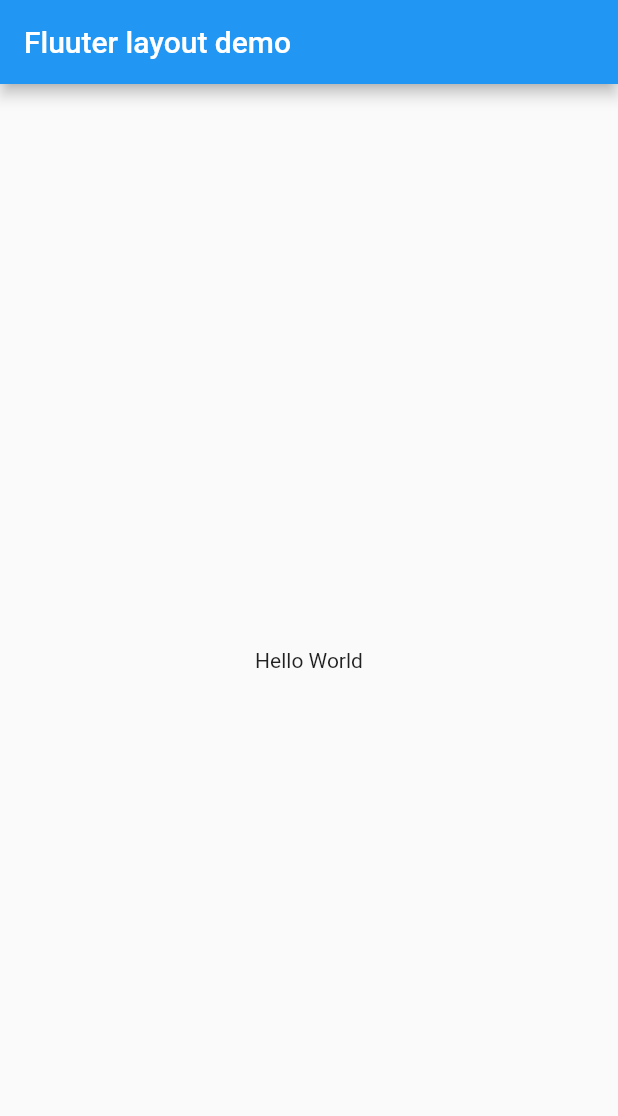
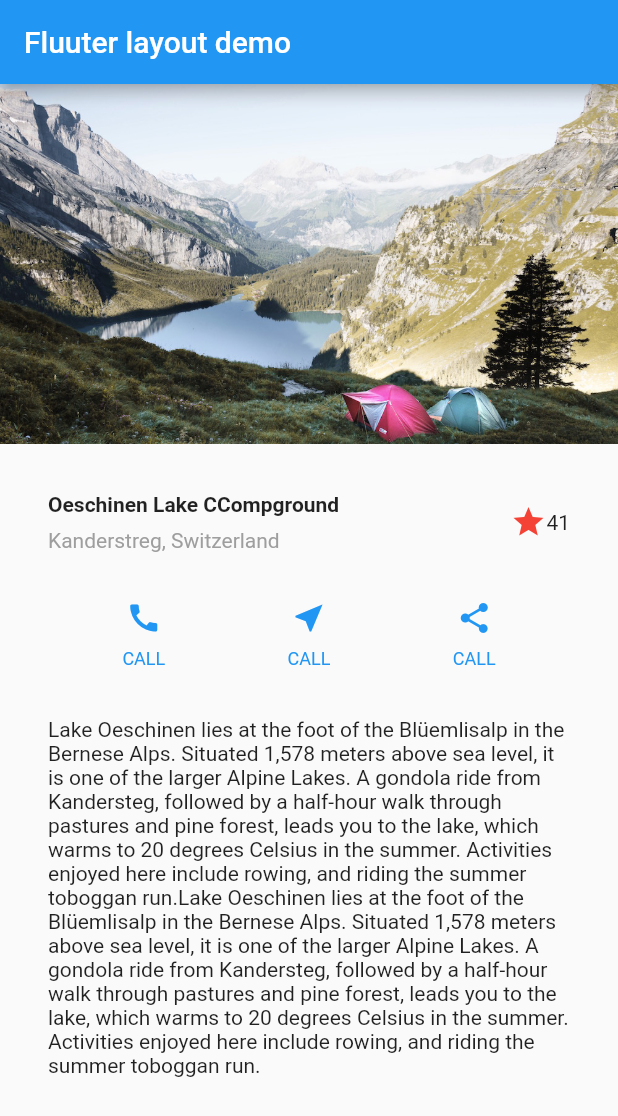
Before and after one commit to eungikim/building-layout-flutter-tutorial, a Flutter app: the screen it shows after launch, on a phone screen of 412 x 824 dp. Shown: the top 1116 px of the screen. Run offline on Flutter 3.47's test engine with Material 2 defaults, Android fonts, the phone set to English and light mode, and no system bars.

Commit message:
feat: finish follow tutorial code and desc

```diff
--- a/lib/main.dart
+++ b/lib/main.dart
@@ -6,16 +6,113 @@ class MyApp extends StatelessWidget {
   // This widget is the root of your application.
   @override
   Widget build(BuildContext context) {
+
+    Widget titleSection = Container(
+      padding: const EdgeInsets.all(32),
+      child: Row(
+        children: <Widget>[
+          Expanded(
+              child: Column(
+                // positions the column at the start of the row.
+                crossAxisAlignment: CrossAxisAlignment.start,
+                children: <Widget>[
+                  Container(
+                    padding: const EdgeInsets.only(bottom: 8),
+                    child: Text(
+                      'Oeschinen Lake CCompground',
+                      style: TextStyle(fontWeight: FontWeight.bold),
+                    ),
+                  ),
+                  Text(
+                    'Kanderstreg, Switzerland',
+                    style: TextStyle(color: Colors.grey[500]),
+                  )
+                ],
+              )),
+          Icon(
+            Icons.star,
+            color: Colors.red[500],
+          ),
+          Text('41'),
+        ],
+      ),
+    );
+
+    Color color = Theme.of(context).primaryColor;
+    Widget buttonSection = Container(
+      child: Row(
+        mainAxisAlignment: MainAxisAlignment.spaceEvenly,
+        children: <Widget>[
+          _buildButtonColumn(color, Icons.call, 'CALL'),
+          _buildButtonColumn(color, Icons.near_me, 'CALL'),
+          _buildButtonColumn(color, Icons.share, 'CALL'),
+        ],
+      ),
+    );
+
+    Widget textSection = Container(
+      padding: const EdgeInsets.all(32),
+      child: Text(
+        'Lake Oeschinen lies at the foot of the Blüemlisalp in the Bernese '
+        'Alps. Situated 1,578 meters above sea level, it is one of the '
+        'larger Alpine Lakes. A gondola ride from Kandersteg, followed by a '
+        'half-hour walk through pastures and pine forest, leads you to the '
+        'lake, which warms to 20 degrees Celsius in the summer. Activities '
+        'enjoyed here include rowing, and riding the summer toboggan run.'
+        'Lake Oeschinen lies at the foot of the Blüemlisalp in the Bernese '
+        'Alps. Situated 1,578 meters above sea level, it is one of the '
+        'larger Alpine Lakes. A gondola ride from Kandersteg, followed by a '
+        'half-hour walk through pastures and pine forest, leads you to the '
+        'lake, which warms to 20 degrees Celsius in the summer. Activities '
+        'enjoyed here include rowing, and riding the summer toboggan run.',
+        softWrap: true,
+      ),
+    );
+
+
+
     return MaterialApp(
       title: 'Flutter Demo',
       home: Scaffold(
-        appBar: AppBar(
-          title: Text('Fluuter layout demo'),
-        ),
-        body: Center(
-          child: Text('Hello World'),
-        ),
-      ),
+          appBar: AppBar(
+            title: Text('Fluuter layout demo'),
+          ),
+          body: ListView(
+            children: <Widget>[
+              Image.asset('images/lake.jpg',
+                width: 600,
+                height: 240,
+                fit: BoxFit.cover,
+              ),
+              titleSection,
+              buttonSection,
+              textSection,
+            ],
+          )),
     );
   }
+
+
+
+  Column _buildButtonColumn(Color color, IconData icon, String label) {
+    return Column(
+      mainAxisSize: MainAxisSize.min,
+      mainAxisAlignment: MainAxisAlignment.center,
+      children: <Widget>[
+        Icon(icon, color: color,),
+        Container(
+          margin: const EdgeInsets.only(top: 8),
+          child: Text(
+            label,
+            style: TextStyle(
+              fontSize: 12,
+              fontWeight: FontWeight.w400,
+              color: color,
+            ),
+          ),
+        )
+      ],
+    );
+  }
+
 }
--- a/pubspec.yaml
+++ b/pubspec.yaml
@@ -39,7 +39,8 @@ flutter:
   # included with your application, so that you can use the icons in
   # the material Icons class.
   uses-material-design: true
-
+  assets:
+    - images/lake.jpg
   # To add assets to your application, add an assets section, like this:
   # assets:
   #  - images/a_dot_burr.jpeg
```
Also changed, not shown: images/lake.jpg (added).
